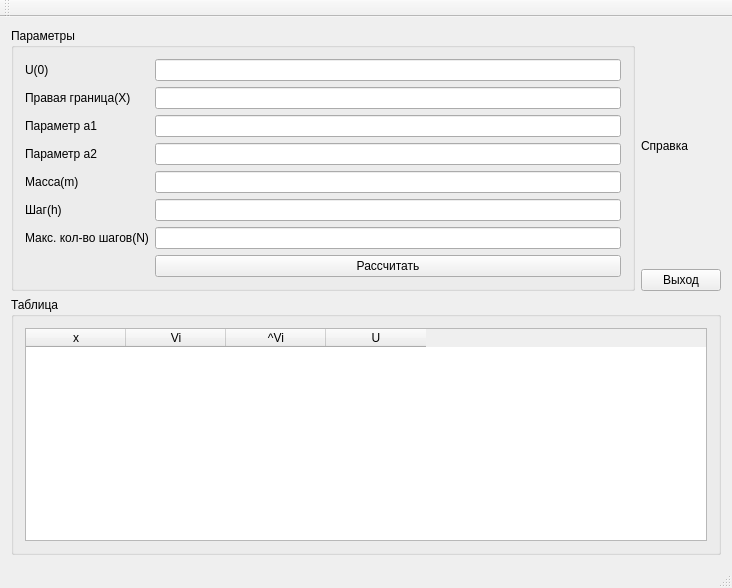
Before: the Qt Designer form NumMetQt/NumericalMethods/mainwindow.ui in diper1998/NumericalMethods, drawn with Qt 5.
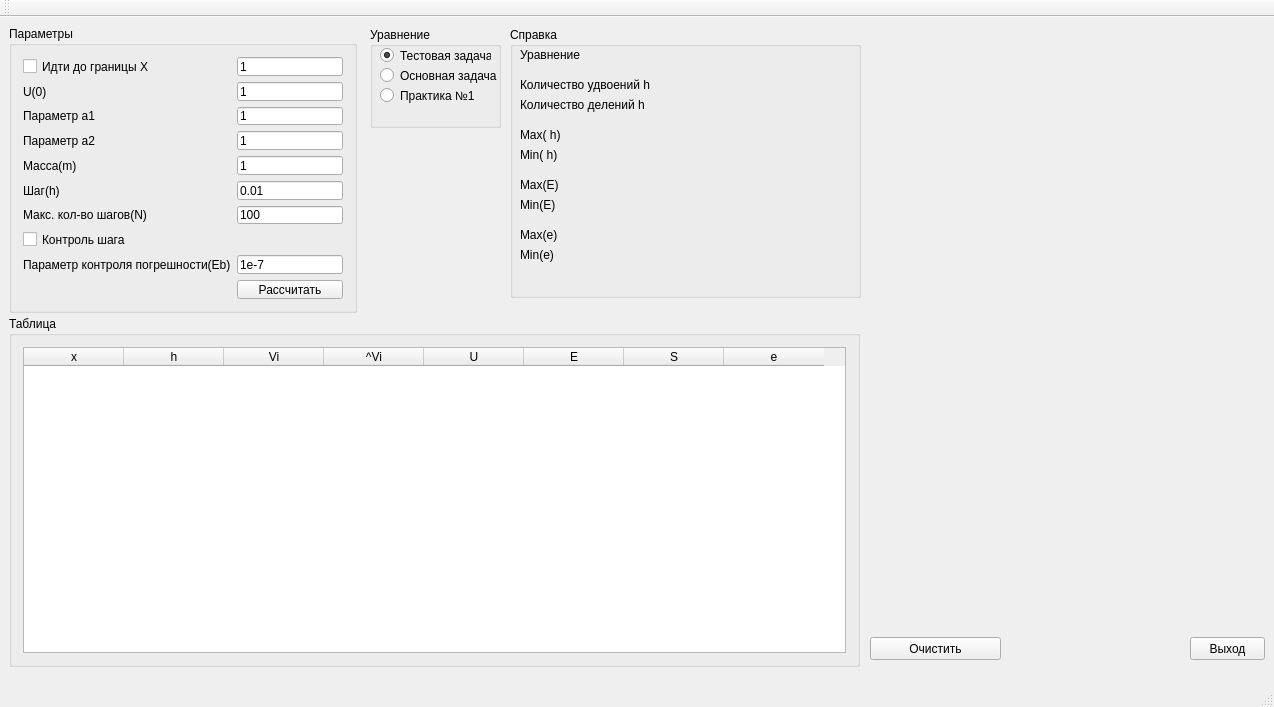
After: the same form once the commit is applied. Custom widgets are drawn as their Qt base class.

Patch:
```diff
--- a/NumMetQt/NumericalMethods/mainwindow.ui
+++ b/NumMetQt/NumericalMethods/mainwindow.ui
@@ -6,79 +6,127 @@
    <rect>
     <x>0</x>
     <y>0</y>
-    <width>732</width>
-    <height>588</height>
+    <width>1274</width>
+    <height>707</height>
    </rect>
   </property>
   <property name="windowTitle">
    <string>MainWindow</string>
   </property>
   <widget class="QWidget" name="centralWidget">
-   <layout class="QGridLayout" name="gridLayout_3">
-    <item row="0" column="0" rowspan="2">
      <widget class="QGroupBox" name="groupBox">
       <property name="enabled">
        <bool>true</bool>
       </property>
+    <property name="geometry">
+     <rect>
+      <x>9</x>
+      <y>9</y>
+      <width>348</width>
+      <height>287</height>
+     </rect>
+    </property>
       <property name="title">
        <string>Параметры</string>
       </property>
       <layout class="QGridLayout" name="gridLayout">
-       <item row="1" column="0">
-        <widget class="QLabel" name="label_8">
+     <item row="9" column="0">
+      <widget class="QLabel" name="label_4">
          <property name="text">
-          <string>Правая граница(X)</string>
+        <string>Макс. кол-во шагов(N)</string>
          </property>
         </widget>
        </item>
-       <item row="1" column="2">
-        <widget class="QLineEdit" name="lineEdit_X"/>
-       </item>
-       <item row="0" column="2">
-        <widget class="QLineEdit" name="lineEdit_U"/>
-       </item>
-       <item row="0" column="0">
-        <widget class="QLabel" name="label_3">
+     <item row="12" column="0">
+      <widget class="QLabel" name="label_9">
          <property name="text">
-          <string>U(0)</string>
+        <string>Параметр контроля погрешности(Eb)</string>
          </property>
         </widget>
        </item>
-       <item row="2" column="0">
+     <item row="4" column="0">
         <widget class="QLabel" name="label_7">
          <property name="text">
           <string>Параметр a1</string>
          </property>
         </widget>
        </item>
+     <item row="13" column="2">
+      <widget class="QPushButton" name="pushButton_Enter">
+       <property name="enabled">
+        <bool>true</bool>
+       </property>
+       <property name="text">
+        <string>Рассчитать</string>
+       </property>
+      </widget>
+     </item>
+     <item row="8" column="2">
+      <widget class="QLineEdit" name="lineEdit_h">
+       <property name="text">
+        <string>0.01</string>
+       </property>
+      </widget>
+     </item>
+     <item row="7" column="2">
+      <widget class="QLineEdit" name="lineEdit_m">
+       <property name="enabled">
+        <bool>true</bool>
+       </property>
+       <property name="autoFillBackground">
+        <bool>false</bool>
+       </property>
+       <property name="text">
+        <string>1</string>
+       </property>
+      </widget>
+     </item>
        <item row="2" column="2">
-        <widget class="QLineEdit" name="lineEdit_a1"/>
-       </item>
-       <item row="3" column="0">
-        <widget class="QLabel" name="label_6">
+      <widget class="QLineEdit" name="lineEdit_U">
+       <property name="autoFillBackground">
+        <bool>false</bool>
+       </property>
+       <property name="text">
+        <string>1</string>
+       </property>
+      </widget>
+     </item>
+     <item row="12" column="2">
+      <widget class="QLineEdit" name="lineEdit_Eb">
          <property name="text">
-          <string>Параметр a2</string>
+        <string>1e-7</string>
          </property>
         </widget>
        </item>
-       <item row="3" column="2">
-        <widget class="QLineEdit" name="lineEdit_a2"/>
+     <item row="1" column="2">
+      <widget class="QLineEdit" name="lineEdit_X">
+       <property name="text">
+        <string>1</string>
+       </property>
+      </widget>
+     </item>
+     <item row="2" column="0">
+      <widget class="QLabel" name="label_3">
+       <property name="text">
+        <string>U(0)</string>
+       </property>
+      </widget>
+     </item>
+     <item row="1" column="0">
+      <widget class="QCheckBox" name="checkBox">
+       <property name="text">
+        <string>Идти до границы X</string>
+       </property>
+      </widget>
+     </item>
+     <item row="11" column="0">
+      <widget class="QCheckBox" name="checkBox_ContolH">
+       <property name="text">
+        <string>Контроль шага</string>
+       </property>
+      </widget>
        </item>
        <item row="7" column="0">
-        <widget class="QLabel" name="label_4">
-         <property name="text">
-          <string>Макс. кол-во шагов(N)</string>
-         </property>
-        </widget>
-       </item>
-       <item row="6" column="0">
-        <widget class="QLabel" name="label_2">
-         <property name="text">
-          <string>Шаг(h)</string>
-         </property>
-        </widget>
-       </item>
-       <item row="5" column="0">
         <widget class="QLabel" name="label_5">
          <property name="text">
           <string>Масса(m)</string>
@@ -86,47 +134,64 @@
         </widget>
        </item>
        <item row="5" column="2">
-        <widget class="QLineEdit" name="lineEdit_m">
-         <property name="enabled">
-          <bool>true</bool>
-         </property>
-         <property name="autoFillBackground">
-          <bool>false</bool>
+      <widget class="QLineEdit" name="lineEdit_a2">
+       <property name="text">
+        <string>1</string>
          </property>
         </widget>
        </item>
-       <item row="6" column="2">
-        <widget class="QLineEdit" name="lineEdit_h"/>
-       </item>
-       <item row="7" column="2">
-        <widget class="QLineEdit" name="lineEdit_N"/>
-       </item>
        <item row="9" column="2">
-        <widget class="QPushButton" name="pushButton_Enter">
+      <widget class="QLineEdit" name="lineEdit_N">
          <property name="text">
-          <string>Рассчитать</string>
+        <string>100</string>
+       </property>
+      </widget>
+     </item>
+     <item row="8" column="0">
+      <widget class="QLabel" name="label_2">
+       <property name="text">
+        <string>Шаг(h)</string>
+       </property>
+      </widget>
+     </item>
+     <item row="4" column="2">
+      <widget class="QLineEdit" name="lineEdit_a1">
+       <property name="text">
+        <string>1</string>
+       </property>
+      </widget>
+     </item>
+     <item row="5" column="0">
+      <widget class="QLabel" name="label_6">
+       <property name="text">
+        <string>Параметр a2</string>
          </property>
         </widget>
        </item>
       </layout>
      </widget>
-    </item>
-    <item row="0" column="1">
-     <widget class="QLabel" name="label">
-      <property name="text">
-       <string>Справка</string>
-      </property>
-     </widget>
-    </item>
-    <item row="1" column="1">
      <widget class="QPushButton" name="pushButton">
+    <property name="geometry">
+     <rect>
+      <x>1190</x>
+      <y>620</y>
+      <width>75</width>
+      <height>23</height>
+     </rect>
+    </property>
       <property name="text">
        <string>Выход</string>
       </property>
      </widget>
-    </item>
-    <item row="2" column="0" colspan="2">
      <widget class="QGroupBox" name="groupBox_2">
+    <property name="geometry">
+     <rect>
+      <x>9</x>
+      <y>299</y>
+      <width>851</width>
+      <height>351</height>
+     </rect>
+    </property>
       <property name="title">
        <string>Таблица</string>
       </property>
@@ -141,6 +206,11 @@
            <string>x</string>
           </property>
          </column>
+       <column>
+        <property name="text">
+         <string>h</string>
+        </property>
+       </column>
          <column>
           <property name="text">
            <string>Vi</string>
@@ -156,12 +226,239 @@
            <string>U</string>
           </property>
          </column>
+       <column>
+        <property name="text">
+         <string>E</string>
+        </property>
+       </column>
+       <column>
+        <property name="text">
+         <string>S</string>
+        </property>
+       </column>
+       <column>
+        <property name="text">
+         <string>e</string>
+        </property>
+       </column>
         </widget>
        </item>
       </layout>
      </widget>
-    </item>
-   </layout>
+   <widget class="QCustomPlot" name="graph" native="true">
+    <property name="geometry">
+     <rect>
+      <x>890</x>
+      <y>10</y>
+      <width>371</width>
+      <height>601</height>
+     </rect>
+    </property>
+   </widget>
+   <widget class="QGroupBox" name="groupBox_3">
+    <property name="geometry">
+     <rect>
+      <x>510</x>
+      <y>10</y>
+      <width>351</width>
+      <height>271</height>
+     </rect>
+    </property>
+    <property name="title">
+     <string>Справка</string>
+    </property>
+    <widget class="QLabel" name="label_Doub">
+     <property name="geometry">
+      <rect>
+       <x>10</x>
+       <y>50</y>
+       <width>221</width>
+       <height>16</height>
+      </rect>
+     </property>
+     <property name="text">
+      <string>Количество удвоений h</string>
+     </property>
+    </widget>
+    <widget class="QLabel" name="label_Div">
+     <property name="geometry">
+      <rect>
+       <x>10</x>
+       <y>70</y>
+       <width>231</width>
+       <height>16</height>
+      </rect>
+     </property>
+     <property name="text">
+      <string>Количество делений h</string>
+     </property>
+    </widget>
+    <widget class="QLabel" name="label_maxH">
+     <property name="geometry">
+      <rect>
+       <x>10</x>
+       <y>100</y>
+       <width>341</width>
+       <height>16</height>
+      </rect>
+     </property>
+     <property name="text">
+      <string>Max( h)</string>
+     </property>
+    </widget>
+    <widget class="QLabel" name="label_minH">
+     <property name="geometry">
+      <rect>
+       <x>10</x>
+       <y>120</y>
+       <width>321</width>
+       <height>16</height>
+      </rect>
+     </property>
+     <property name="text">
+      <string>Min( h)</string>
+     </property>
+    </widget>
+    <widget class="QLabel" name="label_maxE">
+     <property name="geometry">
+      <rect>
+       <x>10</x>
+       <y>150</y>
+       <width>371</width>
+       <height>16</height>
+      </rect>
+     </property>
+     <property name="text">
+      <string>Max(E)</string>
+     </property>
+    </widget>
+    <widget class="QLabel" name="label_minE">
+     <property name="geometry">
+      <rect>
+       <x>10</x>
+       <y>170</y>
+       <width>371</width>
+       <height>16</height>
+      </rect>
+     </property>
+     <property name="text">
+      <string>Min(E)</string>
+     </property>
+    </widget>
+    <widget class="QLabel" name="label_max_e">
+     <property name="geometry">
+      <rect>
+       <x>10</x>
+       <y>200</y>
+       <width>381</width>
+       <height>16</height>
+      </rect>
+     </property>
+     <property name="text">
+      <string>Max(e)</string>
+     </property>
+    </widget>
+    <widget class="QLabel" name="label_min_e">
+     <property name="enabled">
+      <bool>true</bool>
+     </property>
+     <property name="geometry">
+      <rect>
+       <x>10</x>
+       <y>220</y>
+       <width>371</width>
+       <height>16</height>
+      </rect>
+     </property>
+     <property name="text">
+      <string>Min(e)</string>
+     </property>
+    </widget>
+    <widget class="QLabel" name="label_Dif">
+     <property name="geometry">
+      <rect>
+       <x>10</x>
+       <y>20</y>
+       <width>371</width>
+       <height>16</height>
+      </rect>
+     </property>
+     <property name="text">
+      <string>Уравнение</string>
+     </property>
+    </widget>
+   </widget>
+   <widget class="QPushButton" name="pushButton_Clear">
+    <property name="geometry">
+     <rect>
+      <x>870</x>
+      <y>620</y>
+      <width>131</width>
+      <height>23</height>
+     </rect>
+    </property>
+    <property name="text">
+     <string>Очистить</string>
+    </property>
+   </widget>
+   <widget class="QGroupBox" name="groupBox_4">
+    <property name="geometry">
+     <rect>
+      <x>370</x>
+      <y>10</y>
+      <width>131</width>
+      <height>101</height>
+     </rect>
+    </property>
+    <property name="title">
+     <string>Уравнение</string>
+    </property>
+    <widget class="QRadioButton" name="radioButton_Test">
+     <property name="geometry">
+      <rect>
+       <x>10</x>
+       <y>20</y>
+       <width>111</width>
+       <height>17</height>
+      </rect>
+     </property>
+     <property name="tabletTracking">
+      <bool>false</bool>
+     </property>
+     <property name="text">
+      <string>Тестовая задача</string>
+     </property>
+     <property name="checked">
+      <bool>true</bool>
+     </property>
+    </widget>
+    <widget class="QRadioButton" name="radioButton_Imp">
+     <property name="geometry">
+      <rect>
+       <x>10</x>
+       <y>40</y>
+       <width>131</width>
+       <height>17</height>
+      </rect>
+     </property>
+     <property name="text">
+      <string>Основная задача</string>
+     </property>
+    </widget>
+    <widget class="QRadioButton" name="radioButton">
+     <property name="geometry">
+      <rect>
+       <x>10</x>
+       <y>60</y>
+       <width>101</width>
+       <height>17</height>
+      </rect>
+     </property>
+     <property name="text">
+      <string>Практика №1</string>
+     </property>
+    </widget>
+   </widget>
   </widget>
   <widget class="QMenuBar" name="menuBar">
    <property name="geometry">
@@ -184,6 +481,14 @@
   <widget class="QStatusBar" name="statusBar"/>
  </widget>
  <layoutdefault spacing="6" margin="11"/>
+ <customwidgets>
+  <customwidget>
+   <class>QCustomPlot</class>
+   <extends>QWidget</extends>
+   <header location="global">qcustomplot.h</header>
+   <container>1</container>
+  </customwidget>
+ </customwidgets>
  <tabstops>
   <tabstop>lineEdit_U</tabstop>
   <tabstop>lineEdit_X</tabstop>
```
Left out of the diff: 8 changed lines with no effect on the pictures. Lines whose indentation alone changed are shown as unchanged.
